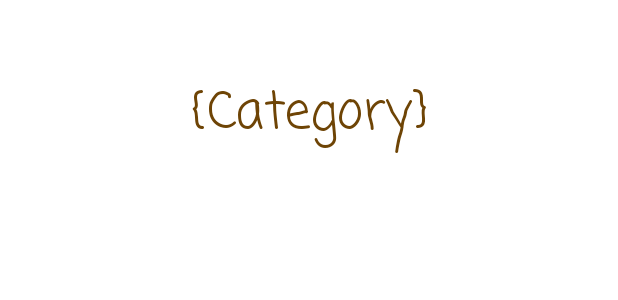
After one commit to Andraziel/AndroidERestaurant, an Android app: the layout activity_meal.xml on its own in the app's theme, with its tools: preview values and no code run, on a phone screen of 412 x 824 dp. The commit adds this screen. Shown: the top 300 px of the screen. Run offline under Robolectric (Android 15) with nearby library versions, the phone set to English and light mode, and no system bars.

Commit message:
Revolt of the TextViews

```diff
--- a/app/build.gradle
+++ b/app/build.gradle
@@ -30,6 +30,10 @@ android {
     kotlinOptions {
         jvmTarget = '1.8'
     }
+
+    buildFeatures {
+        viewBinding true
+    }
 }
 
 dependencies {
--- /dev/null
+++ b/app/src/main/res/layout/activity_meal.xml
@@ -0,0 +1,22 @@
+<?xml version="1.0" encoding="utf-8"?>
+<androidx.constraintlayout.widget.ConstraintLayout xmlns:android="http://schemas.android.com/apk/res/android"
+    xmlns:app="http://schemas.android.com/apk/res-auto"
+    xmlns:tools="http://schemas.android.com/tools"
+    android:layout_width="match_parent"
+    android:layout_height="match_parent"
+    tools:context=".MealActivity">
+
+    <TextView
+        android:id="@+id/CategoryDisplay"
+        android:layout_width="wrap_content"
+        android:layout_height="wrap_content"
+        android:layout_marginTop="50dp"
+        android:fontFamily="casual"
+        android:text="{Category}"
+        android:textAlignment="center"
+        android:textColor="#6E4405"
+        android:textSize="34sp"
+        app:layout_constraintEnd_toEndOf="parent"
+        app:layout_constraintStart_toStartOf="parent"
+        app:layout_constraintTop_toTopOf="parent" />
+</androidx.constraintlayout.widget.ConstraintLayout>
```
Also changed, not shown: app/src/main/AndroidManifest.xml (+9 -0 lines), app/src/main/java/fr/isen/deleuziere/androiderestaurant/HomeActivity.kt (+30 -12 lines), app/src/main/java/fr/isen/deleuziere/androiderestaurant/MealActivity.kt (added, +16 -0 lines).
